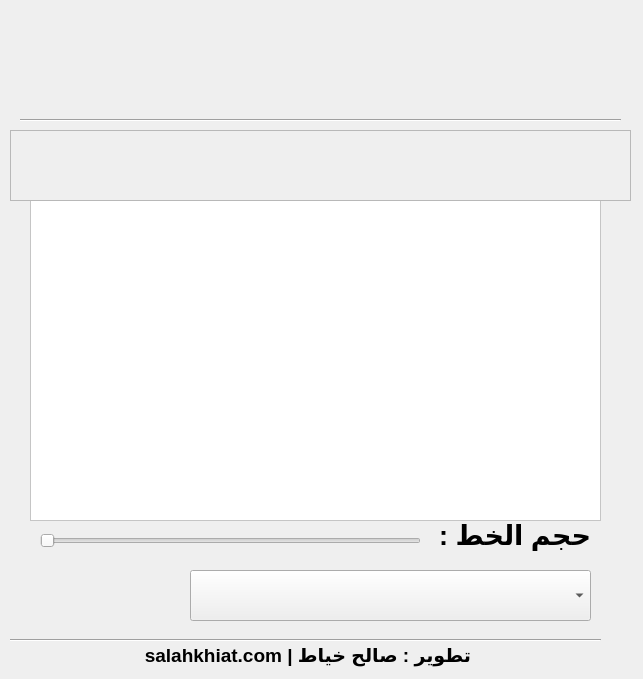
Above: interface.ui from salahkhiat/KAM before the change. Below: the same form after it.
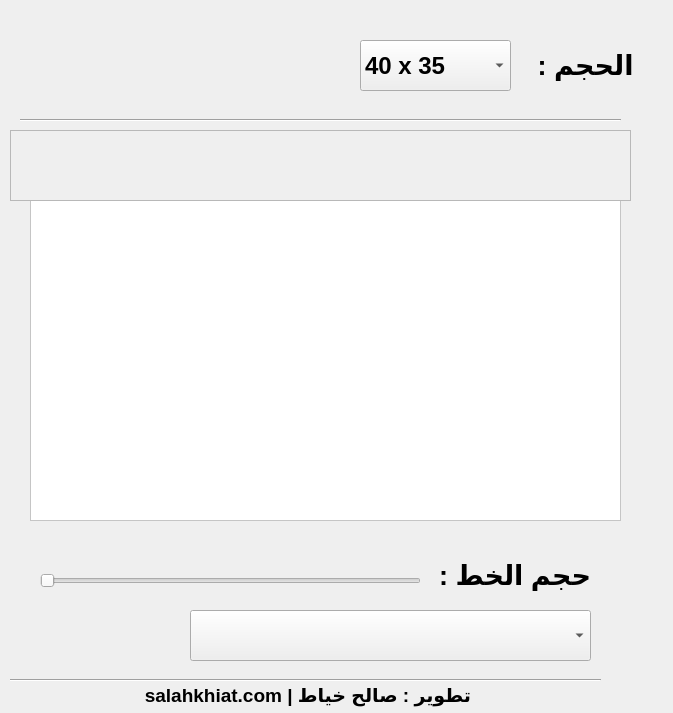
That is the form after the change. Icons and pictures are not drawn.

Commit message: Multi label size

```diff
--- a/interface.ui
+++ b/interface.ui
@@ -6,8 +6,8 @@
    <rect>
     <x>0</x>
     <y>0</y>
-    <width>643</width>
-    <height>679</height>
+    <width>673</width>
+    <height>713</height>
    </rect>
   </property>
   <property name="windowTitle">
@@ -18,7 +18,7 @@
     <rect>
      <x>30</x>
      <y>200</y>
-     <width>571</width>
+     <width>591</width>
      <height>321</height>
     </rect>
    </property>
@@ -343,7 +343,7 @@
    <property name="geometry">
     <rect>
      <x>190</x>
-     <y>570</y>
+     <y>610</y>
      <width>401</width>
      <height>51</height>
     </rect>
@@ -360,7 +360,7 @@
    <property name="geometry">
     <rect>
      <x>110</x>
-     <y>560</y>
+     <y>600</y>
      <width>60</width>
      <height>60</height>
     </rect>
@@ -404,7 +404,7 @@
    <property name="geometry">
     <rect>
      <x>40</x>
-     <y>560</y>
+     <y>600</y>
      <width>60</width>
      <height>60</height>
     </rect>
@@ -444,7 +444,7 @@
   <widget class="QPushButton" name="logo_btn">
    <property name="geometry">
     <rect>
-     <x>210</x>
+     <x>80</x>
      <y>10</y>
      <width>221</width>
      <height>100</height>
@@ -480,7 +480,7 @@
    <property name="geometry">
     <rect>
      <x>40</x>
-     <y>530</y>
+     <y>570</y>
      <width>381</width>
      <height>22</height>
     </rect>
@@ -493,7 +493,7 @@
    <property name="geometry">
     <rect>
      <x>440</x>
-     <y>520</y>
+     <y>560</y>
      <width>151</width>
      <height>31</height>
     </rect>
@@ -513,7 +513,7 @@
    <property name="geometry">
     <rect>
      <x>140</x>
-     <y>640</y>
+     <y>680</y>
      <width>331</width>
      <height>31</height>
     </rect>
@@ -533,7 +533,7 @@
    <property name="geometry">
     <rect>
      <x>10</x>
-     <y>630</y>
+     <y>670</y>
      <width>591</width>
      <height>20</height>
     </rect>
@@ -555,6 +555,58 @@
     <enum>Qt::Horizontal</enum>
    </property>
   </widget>
+  <widget class="QComboBox" name="label_size">
+   <property name="geometry">
+    <rect>
+     <x>360</x>
+     <y>40</y>
+     <width>151</width>
+     <height>51</height>
+    </rect>
+   </property>
+   <property name="font">
+    <font>
+     <pointsize>18</pointsize>
+     <weight>75</weight>
+     <bold>true</bold>
+    </font>
+   </property>
+   <item>
+    <property name="text">
+     <string>40 x 35</string>
+    </property>
+   </item>
+   <item>
+    <property name="text">
+     <string>40 x 20</string>
+    </property>
+   </item>
+   <item>
+    <property name="text">
+     <string>50 x 25</string>
+    </property>
+   </item>
+  </widget>
+  <widget class="QLabel" name="label_3">
+   <property name="geometry">
+    <rect>
+     <x>520</x>
+     <y>50</y>
+     <width>121</width>
+     <height>31</height>
+    </rect>
+   </property>
+   <property name="font">
+    <font>
+     <pointsize>20</pointsize>
+     <weight>75</weight>
+     <bold>true</bold>
+    </font>
+   </property>
+   <property name="text">
+    <string> الحجم :</string>
+   </property>
+  </widget>
  </widget>
  <resources/>
  <connections>
```
The commit also changes 6 other files.
